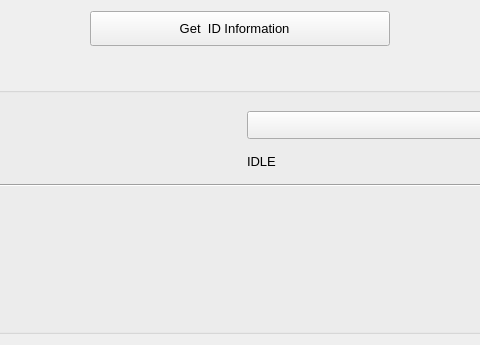
Before: the Qt Designer form slsDetectorGui/forms/form_tab_debugging.ui in slsdetectorgroup/slsDetectorPackage, drawn with Qt 5; both pictures show x 148 to 628 and y 0 to 345 of the 775 by 345 pixel window.
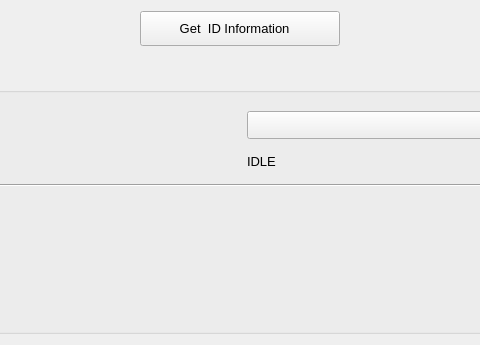
After: the same form once the commit is applied. Icons and pictures are not drawn.

Patch:
```diff
--- a/slsDetectorGui/forms/form_tab_debugging.ui
+++ b/slsDetectorGui/forms/form_tab_debugging.ui
@@ -61,8 +61,8 @@
      </property>
      <property name="minimumSize">
       <size>
-       <width>300</width>
-       <height>0</height>
+       <width>200</width>
+       <height>35</height>
       </size>
      </property>
      <property name="maximumSize">
```
